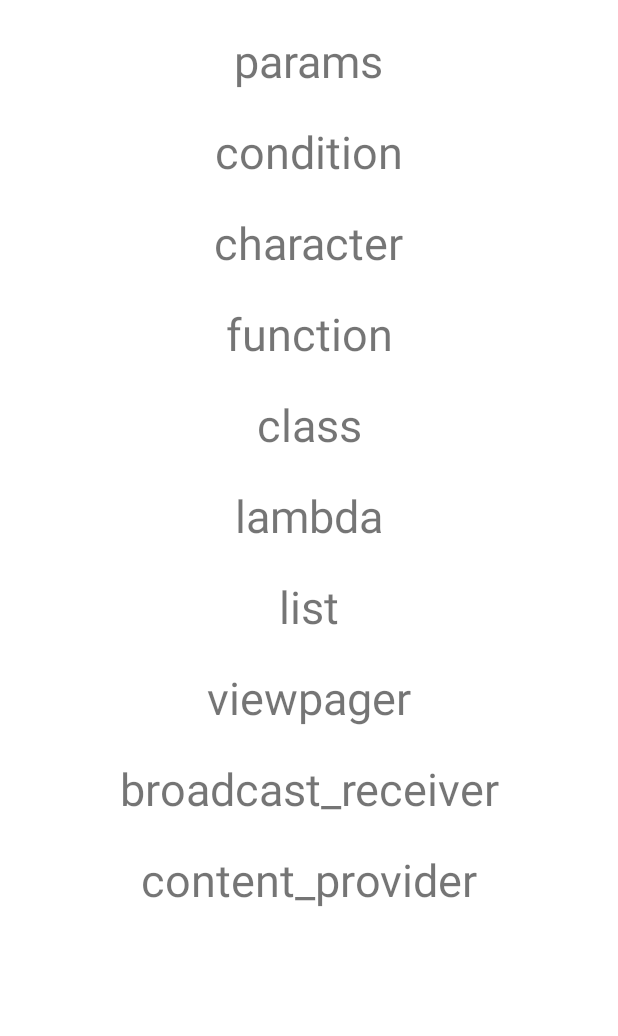
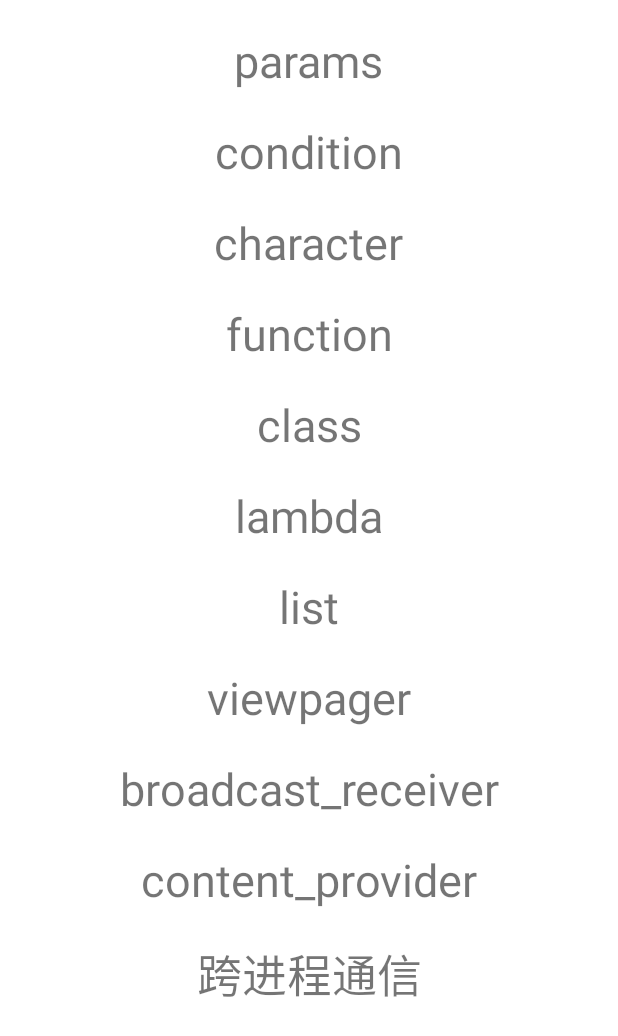
Before and after one commit to Running-chicken/MyKotlinDemo, an Android app: the screen it shows after launch (MainActivity), on a phone screen of 412 x 824 dp. Shown: the top 1036 px of the screen. Run offline under Robolectric (Android 15) with nearby library versions, the phone set to English and light mode, and no system bars; our stand-ins replace data binding; libraries missing offline, so code that uses them is left out: com.alibaba.android; 3 statements that could not run were skipped.

Commit message:
update 手写binder

```diff
--- a/app/src/main/res/layout/activity_main.xml
+++ b/app/src/main/res/layout/activity_main.xml
@@ -92,5 +92,13 @@
             app:layout_constraintRight_toRightOf="parent"
             app:layout_constraintTop_toBottomOf="@id/tv_broadcast_receiver" />
 
+        <TextView
+            android:id="@+id/tv_binder"
+            style="@style/TextStyle"
+            android:text="跨进程通信"
+            app:layout_constraintLeft_toLeftOf="parent"
+            app:layout_constraintRight_toRightOf="parent"
+            app:layout_constraintTop_toBottomOf="@id/tv_content_provider" />
+
     </androidx.constraintlayout.widget.ConstraintLayout>
 </layout>
```
Also changed, not shown: app/src/main/java/com/example/mykotlindemo/MainActivity.kt (+40 -0 lines).
